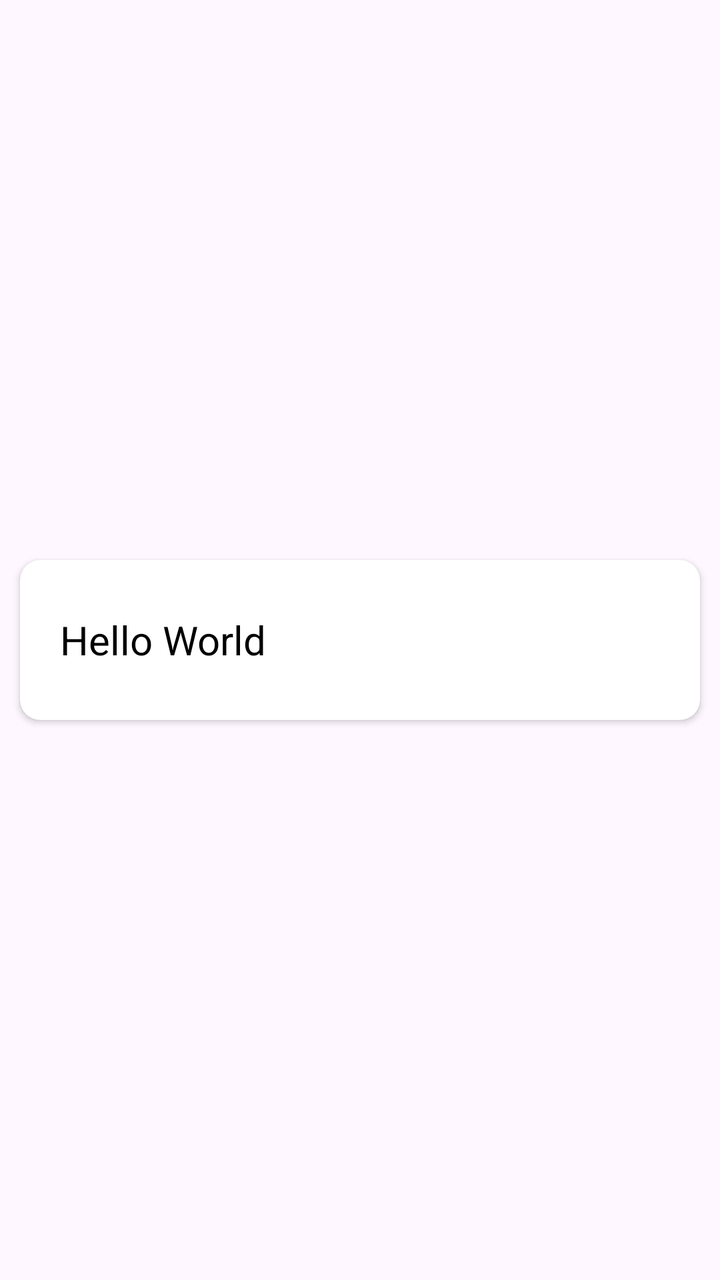
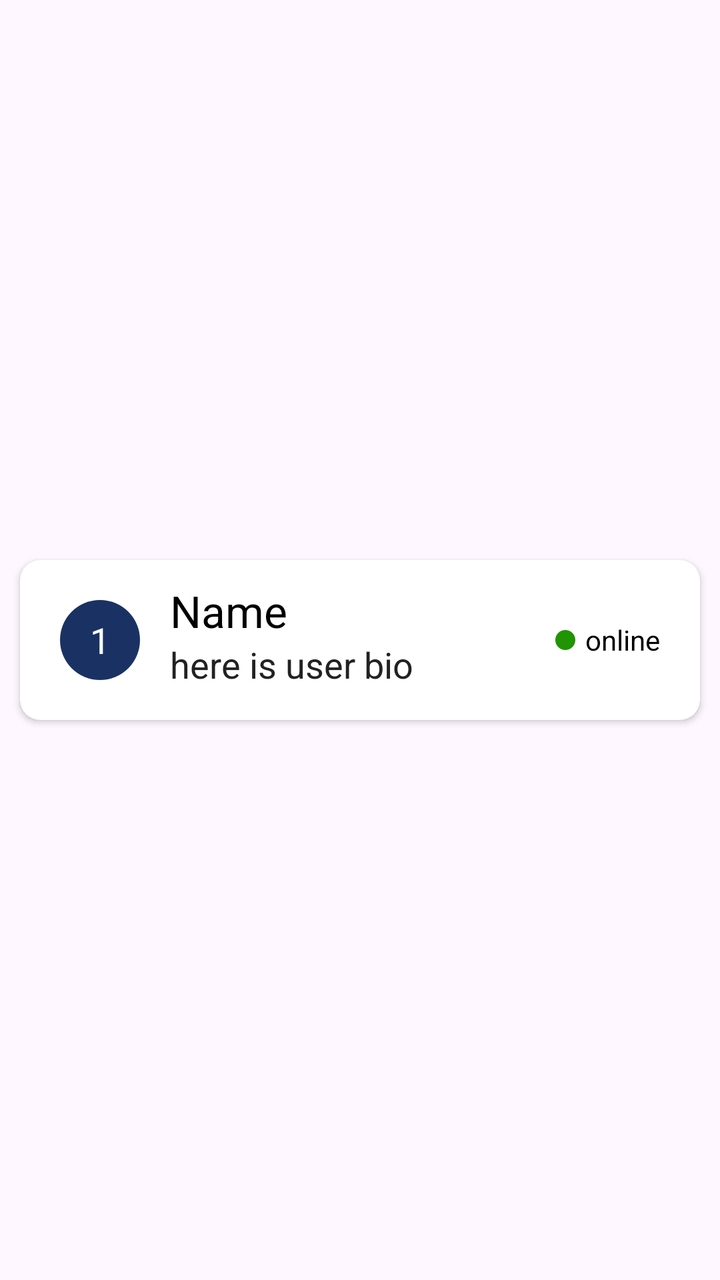

Compare the two renders of this Android layout. The source of the first and the diff that turns it into the second are given below.
<!-- AndroidManifest.xml: application theme Theme.NChat -->
<!-- res/layout/user_list_layout.xml -->
<?xml version="1.0" encoding="utf-8"?>
<androidx.constraintlayout.widget.ConstraintLayout xmlns:android="http://schemas.android.com/apk/res/android"
    xmlns:app="http://schemas.android.com/apk/res-auto"
    android:layout_width="match_parent"
    android:layout_height="wrap_content">

    <androidx.cardview.widget.CardView
        android:layout_width="match_parent"
        android:layout_height="80dp"
        android:layout_margin="10dp"
        app:cardCornerRadius="10dp"
        app:layout_constraintBottom_toBottomOf="parent"
        app:layout_constraintEnd_toEndOf="parent"
        app:layout_constraintStart_toStartOf="parent"
        app:layout_constraintTop_toTopOf="parent"
        app:cardBackgroundColor="@color/white"
        >

        <LinearLayout
            android:layout_width="match_parent"
            android:layout_height="match_parent"
            android:gravity="center_vertical"
            android:orientation="vertical"
            android:paddingStart="20dp">

            <TextView
                android:id="@+id/userNameTextView"
                android:layout_width="wrap_content"
                android:layout_height="wrap_content"
                android:text="Hello World"
                android:textColor="@color/black"
                android:textSize="20sp" />
        </LinearLayout>
    </androidx.cardview.widget.CardView>

</androidx.constraintlayout.widget.ConstraintLayout>
<!-- resources referenced by this layout -->
<resources>
  <color name="black">#FF000000</color>
  <color name="white">#FFFFFFFF</color>
  <style name="Theme.NChat" parent="Base.Theme.NChat" />
  <style name="Base.Theme.NChat" parent="Theme.Material3.DayNight.NoActionBar">
          
  
      </style>
</resources>

<!-- the commit's change to res/layout/user_list_layout.xml (unified diff, before → after) -->
@@ -8,28 +8,81 @@
         android:layout_width="match_parent"
         android:layout_height="80dp"
         android:layout_margin="10dp"
+        app:cardBackgroundColor="@color/white"
         app:cardCornerRadius="10dp"
         app:layout_constraintBottom_toBottomOf="parent"
         app:layout_constraintEnd_toEndOf="parent"
         app:layout_constraintStart_toStartOf="parent"
-        app:layout_constraintTop_toTopOf="parent"
-        app:cardBackgroundColor="@color/white"
-        >
+        app:layout_constraintTop_toTopOf="parent">
 
         <LinearLayout
             android:layout_width="match_parent"
             android:layout_height="match_parent"
             android:gravity="center_vertical"
-            android:orientation="vertical"
-            android:paddingStart="20dp">
+            android:orientation="horizontal"
+            android:paddingHorizontal="20dp">
 
             <TextView
-                android:id="@+id/userNameTextView"
+                android:layout_width="40dp"
+                android:layout_height="40dp"
+                android:background="@drawable/circle"
+                android:gravity="center"
+                android:text="1"
+                android:textColor="@color/white"
+                android:textSize="18sp" />
+
+            <LinearLayout
+                android:layout_width="0dp"
+                android:layout_height="match_parent"
+                android:layout_marginHorizontal="15dp"
+                android:layout_weight="1"
+                android:orientation="vertical">
+
+                <TextView
+                    android:id="@+id/userNameTextView"
+                    android:layout_width="match_parent"
+                    android:layout_height="0dp"
+                    android:layout_weight="1"
+                    android:gravity="bottom"
+                    android:text="Name"
+                    android:textColor="@color/black"
+                    android:textSize="22sp" />
+
+                <TextView
+                    android:id="@+id/userBioTextView"
+                    android:layout_width="match_parent"
+                    android:layout_height="0dp"
+                    android:layout_weight="1"
+                    android:ellipsize="end"
+                    android:gravity="top"
+                    android:text="here is user bio"
+                    android:textColor="#222222"
+                    android:textSize="18sp" />
+            </LinearLayout>
+
+            <LinearLayout
                 android:layout_width="wrap_content"
-                android:layout_height="wrap_content"
-                android:text="Hello World"
-                android:textColor="@color/black"
-                android:textSize="20sp" />
+                android:layout_height="match_parent"
+                android:gravity="center_vertical"
+                android:orientation="horizontal">
+
+                <View
+                    android:id="@+id/statusView"
+                    android:layout_width="10dp"
+                    android:layout_height="10dp"
+                    android:layout_margin="5dp"
+                    android:background="@drawable/circle"
+                    android:backgroundTint="@color/dark_green" />
+
+                <TextView
+                    android:id="@+id/statusTextView"
+                    android:layout_width="wrap_content"
+                    android:layout_height="wrap_content"
+                    android:gravity="center"
+                    android:text="online"
+                    android:textColor="@color/black" />
+            </LinearLayout>
+
         </LinearLayout>
     </androidx.cardview.widget.CardView>
 
<!-- resource entries referenced after the edit -->
@@ -1,8 +1,16 @@
 <!-- resources referenced by this layout -->
 <resources>
   <color name="black">#FF000000</color>
+  <color name="dark_green">#219401</color>
   <color name="white">#FFFFFFFF</color>
+  <!-- drawable circle (drawable) -->
+  <?xml version="1.0" encoding="utf-8"?>
+  <shape xmlns:android="http://schemas.android.com/apk/res/android"
+      android:shape="oval">
+      <solid android:color="@color/primary_colour" />
+  </shape>
   <style name="Theme.NChat" parent="Base.Theme.NChat" />
+  <color name="primary_colour">#1A3263</color>
   <style name="Base.Theme.NChat" parent="Theme.Material3.DayNight.NoActionBar">
           
   
